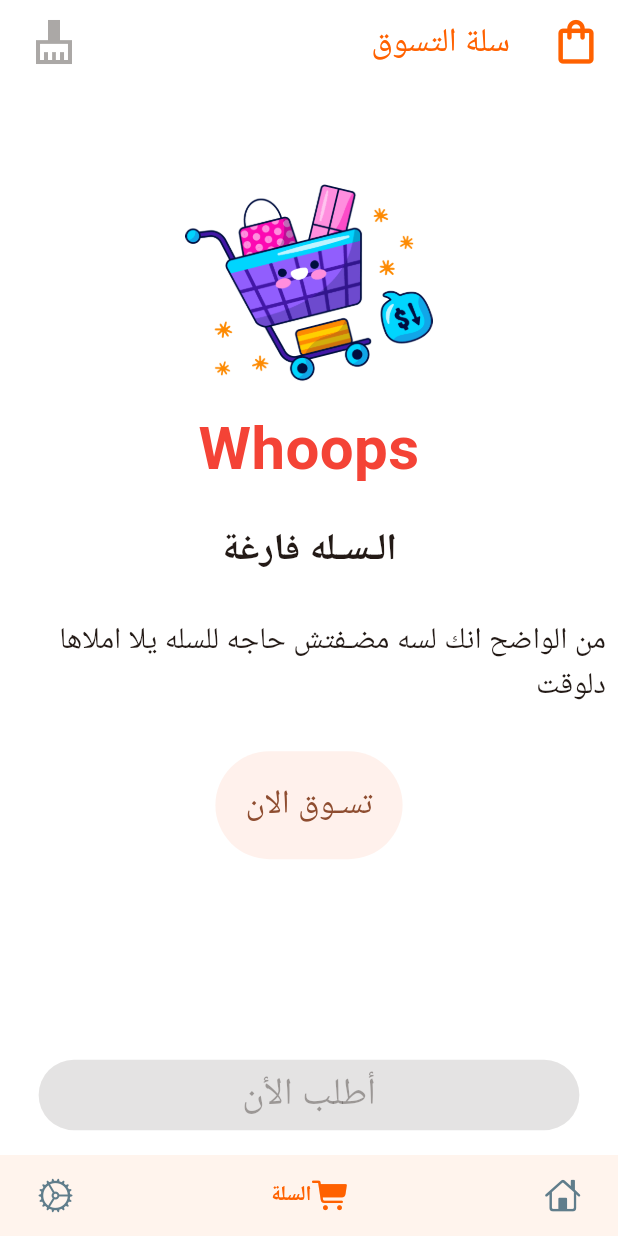
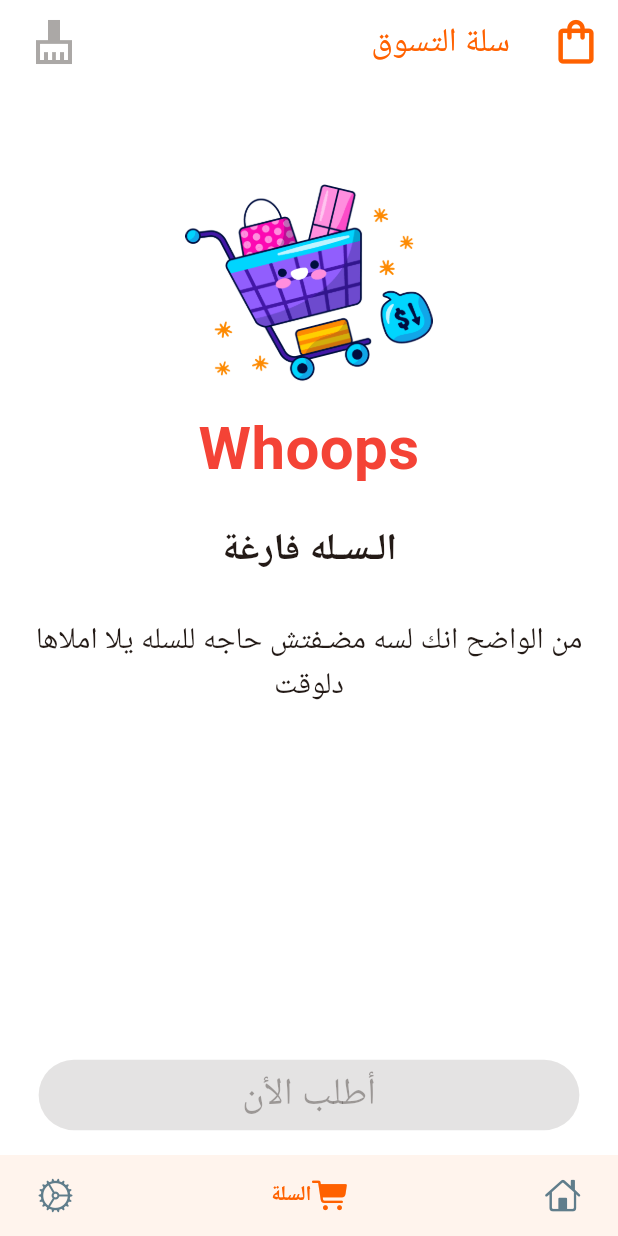
Before and after one commit to MohamedMamdouh-432/ElKosh, a Flutter app: the NavBarScreen screen opened by its route, swiped to page 2, on a phone screen of 412 x 824 dp. Run offline on Flutter 3.47's test engine with Material 3 defaults, Android fonts, the phone set to English and light mode, and no system bars; drawn by our look-alikes of google_nav_bar; our stand-ins replace another_carousel_pro, cached_network_image, cloud_firestore, conditional_builder_null_safety, either_dart, equatable and 14 more; accounts and stored records are empty; network calls fail.

Commit message:
publish updates

```diff
--- a/lib/cart/widgets/empty_bag.dart
+++ b/lib/cart/widgets/empty_bag.dart
@@ -48,18 +48,6 @@ class EmptyBagWidget extends StatelessWidget {
                 fontSize: 20,
               ),
             ),
-            const SizedBox(
-              height: 20,
-            ),
-            ElevatedButton(
-              style: ElevatedButton.styleFrom(
-                  padding: const EdgeInsets.all(20), elevation: 0),
-              onPressed: () {},
-              child: Text(
-                buttonText,
-                style: const TextStyle(fontSize: 22),
-              ),
-            ),
           ],
         ),
       ),
--- a/lib/core/utils/route_manager.dart
+++ b/lib/core/utils/route_manager.dart
@@ -1,6 +1,6 @@
 import 'package:elkosh/auth/login/screens/login_screen.dart';
 import 'package:elkosh/auth/register/screens/register_screen.dart';
-import 'package:elkosh/cart/screens/talabty_screen.dart';
+import 'package:elkosh/orders/screens/talabty_screen.dart';
 import 'package:elkosh/home/screens/home_screen.dart';
 import 'package:elkosh/home/screens/market_details_screen.dart';
 import 'package:elkosh/home/screens/navbar_screen.dart';
--- a/lib/home/widgets/subtitle_text.dart
+++ b/lib/home/widgets/subtitle_text.dart
@@ -21,6 +21,7 @@ class SubtitleTextWidget extends StatelessWidget {
   Widget build(BuildContext context) {
     return Text(
       label,
+      textAlign: TextAlign.center,
       style: TextStyle(
         fontSize: fontSize,
         fontWeight: fontWeight,
--- a/lib/cart/screens/talabty_screen.dart
+++ b/lib/orders/screens/talabty_screen.dart
@@ -1,4 +1,4 @@
-import 'package:elkosh/cart/screens/talabaty_history.dart';
+import 'package:elkosh/orders/screens/talabaty_history.dart';
 import 'package:flutter/material.dart';
 import 'package:go_router/go_router.dart';
 
--- a/lib/settings/screens/setting_screen.dart
+++ b/lib/settings/screens/setting_screen.dart
@@ -116,9 +116,7 @@ class SettingScreen extends StatelessWidget {
                     'طلباتي',
                     style: TextStyle(fontSize: 20),
                   ),
-                  onTap: () {
-                    // Handle "Your orders" tap
-                  },
+                  onTap: () => context.push(RouteManager.talabatyScreen),
                 ),
                 ListTile(
                   leading: const Icon(
```
Also changed, not shown: lib/orders/screens/talabaty_history.dart (renamed from lib/cart/screens/talabaty_history.dart), lib/orders/screens/talbaty_ongoing.dart (renamed from lib/cart/screens/talbaty_ongoing.dart), 1 other file.
